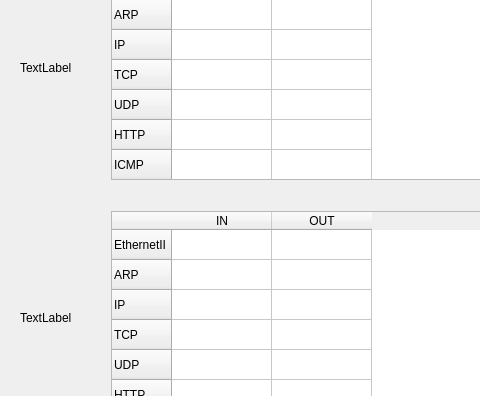
The window that sw_switch.ui (x-heg-las/PSIP_SW_switch) describes before a commit, drawn with Qt 5; both pictures show x 0 to 480 and y 126 to 522 of the 808 by 612 pixel window.
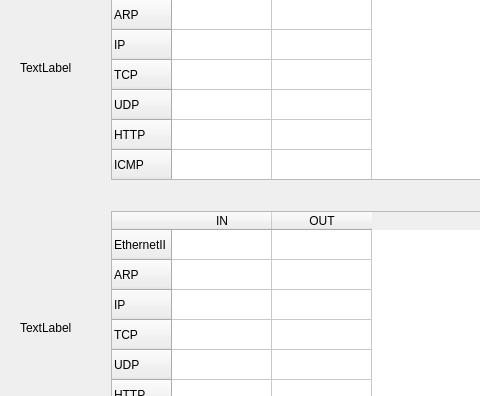
The same window after the commit.

Patch:
```diff
--- a/sw_switch.ui
+++ b/sw_switch.ui
@@ -158,7 +158,7 @@
     <property name="geometry">
      <rect>
       <x>20</x>
-      <y>150</y>
+      <y>410</y>
       <width>55</width>
       <height>16</height>
      </rect>
@@ -171,7 +171,7 @@
     <property name="geometry">
      <rect>
       <x>20</x>
-      <y>400</y>
+      <y>150</y>
       <width>55</width>
       <height>16</height>
      </rect>
```
